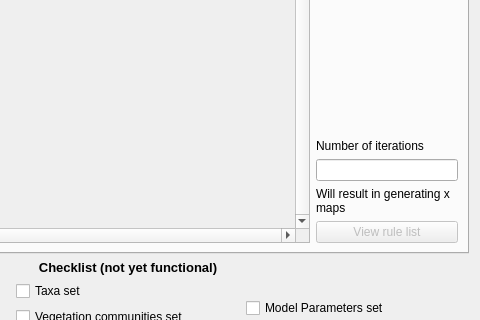
Before: the Qt Designer form MSA_QGIS_dialog_base.ui in ThyavdBerg/MSA-Q, drawn with Qt 5; both pictures show x 224 to 704 and y 389 to 709 of the 704 by 828 pixel window.
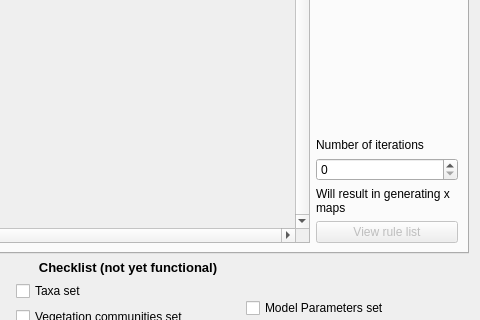
After: the same form once the commit is applied. The open tabs and pages were chosen to show the change. Custom widgets are drawn as their Qt base class.

Diff of the .ui file:
```diff
--- a/MSA_QGIS_dialog_base.ui
+++ b/MSA_QGIS_dialog_base.ui
@@ -666,7 +666,11 @@
                 </widget>
                </item>
                <item>
-                <widget class="QLineEdit" name="lineEdit_iter"/>
+                <widget class="QSpinBox" name="spinBox_iter">
+                 <property name="maximum">
+                  <number>1000</number>
+                 </property>
+                </widget>
                </item>
                <item>
                 <widget class="QLabel" name="label_numberOfMaps">
```
Left out of the diff: 4 changed lines with no effect on the pictures.
